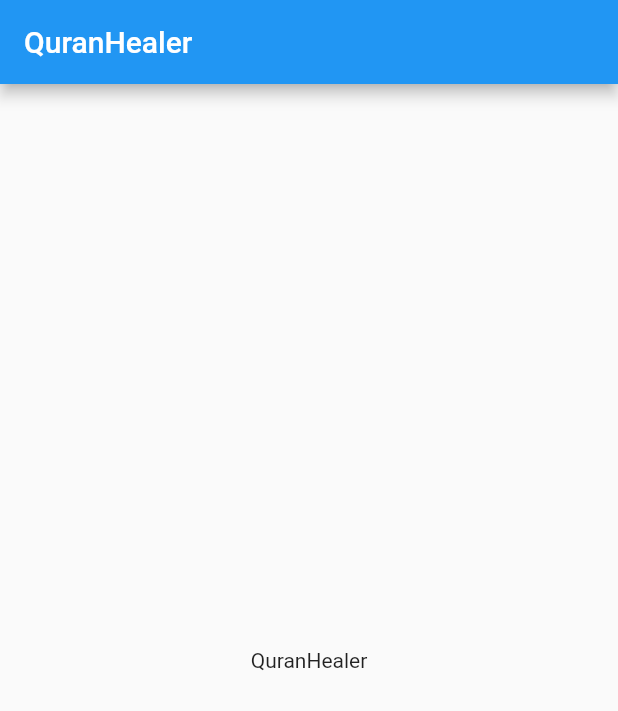
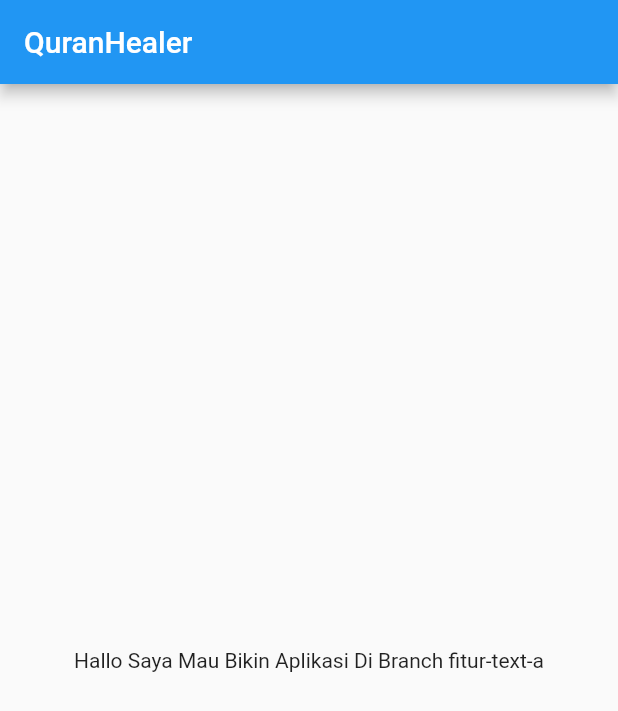
Before and after one commit to FarighMAkmalullah/Skripsi-Tugas-Akhir-QuranHeler, a Flutter app: the screen it shows after launch, on a phone screen of 412 x 824 dp. Shown: the top 711 px of the screen. Run offline on Flutter 3.47's test engine with Material 2 defaults, Android fonts, the phone set to English and light mode, and no system bars.

Commit message:
ganti text

```diff
--- a/lib/main.dart
+++ b/lib/main.dart
@@ -15,7 +15,7 @@ class QuranHealer extends StatelessWidget {
           title: const Text("QuranHealer"),
         ),
         body: const Center(
-          child: Text("QuranHealer"),
+          child: Text("Hallo Saya Mau Bikin Aplikasi Di Branch fitur-text-a"),
         ),
       ),
     );
```
